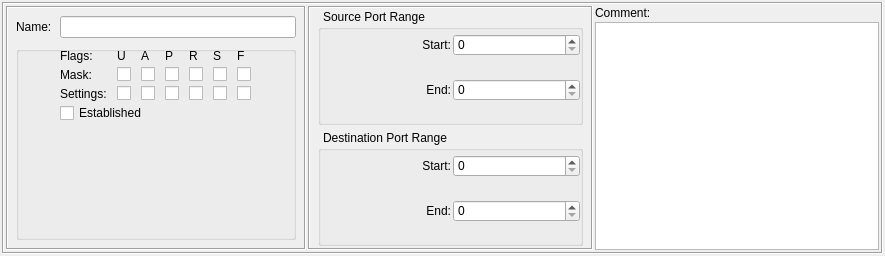
Qt form src/gui/tcpservicedialog_q.ui (fwbuilder/fwbuilder) before a commit.
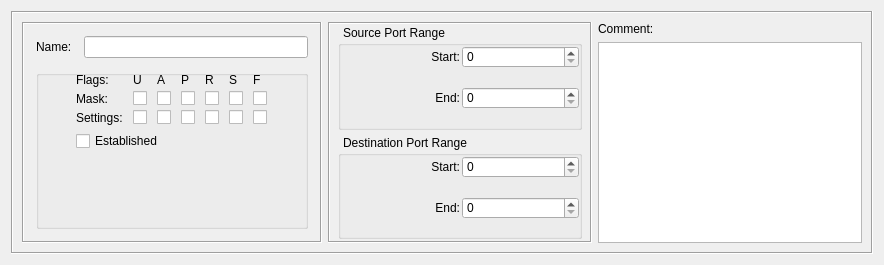
The same form after that commit.

Commit message: See #501 Finally cleaned up dialog layout for all object dialogs. Had to remove default margin and spacing in the "form setting" for each dialog

The edit to the form file:
```diff
--- a/src/gui/tcpservicedialog_q.ui
+++ b/src/gui/tcpservicedialog_q.ui
@@ -8,8 +8,8 @@
    <rect>
     <x>0</x>
     <y>0</y>
-    <width>885</width>
-    <height>256</height>
+    <width>884</width>
+    <height>265</height>
    </rect>
   </property>
   <property name="sizePolicy" >
@@ -21,19 +21,8 @@
   <property name="windowTitle" >
    <string>TCP</string>
   </property>
-  <layout class="QHBoxLayout" >
-   <property name="spacing" >
-    <number>-1</number>
-   </property>
-   <property name="margin" >
-    <number>2</number>
-   </property>
-   <item>
-    <layout class="QVBoxLayout" >
-     <property name="spacing" >
-      <number>-1</number>
-     </property>
-     <item>
+  <layout class="QGridLayout" name="gridLayout" >
+   <item row="0" column="0" >
       <widget class="QFrame" name="frame7" >
        <property name="frameShape" >
         <enum>QFrame::Box</enum>
@@ -70,10 +59,10 @@
           </property>
           <layout class="QGridLayout" >
            <property name="margin" >
-            <number>8</number>
+          <number>12</number>
            </property>
            <property name="spacing" >
-            <number>8</number>
+          <number>12</number>
            </property>
            <item row="0" column="0" >
             <widget class="QLabel" name="textLabel1" >
@@ -127,6 +116,9 @@
               <string/>
              </property>
              <layout class="QGridLayout" >
+            <property name="margin" >
+             <number>2</number>
+            </property>
               <item row="0" column="0" >
                <layout class="QGridLayout" >
                 <property name="horizontalSpacing" >
@@ -707,10 +699,7 @@
       </widget>
      </item>
     </layout>
-   </item>
-  </layout>
  </widget>
- <layoutdefault spacing="2" margin="2" />
  <tabstops>
   <tabstop>obj_name</tabstop>
   <tabstop>ss</tabstop>
```
Left out of the diff: 1 changed line with no effect on the pictures. Lines whose indentation alone changed are shown as unchanged. The commit also changes 30 other files.
